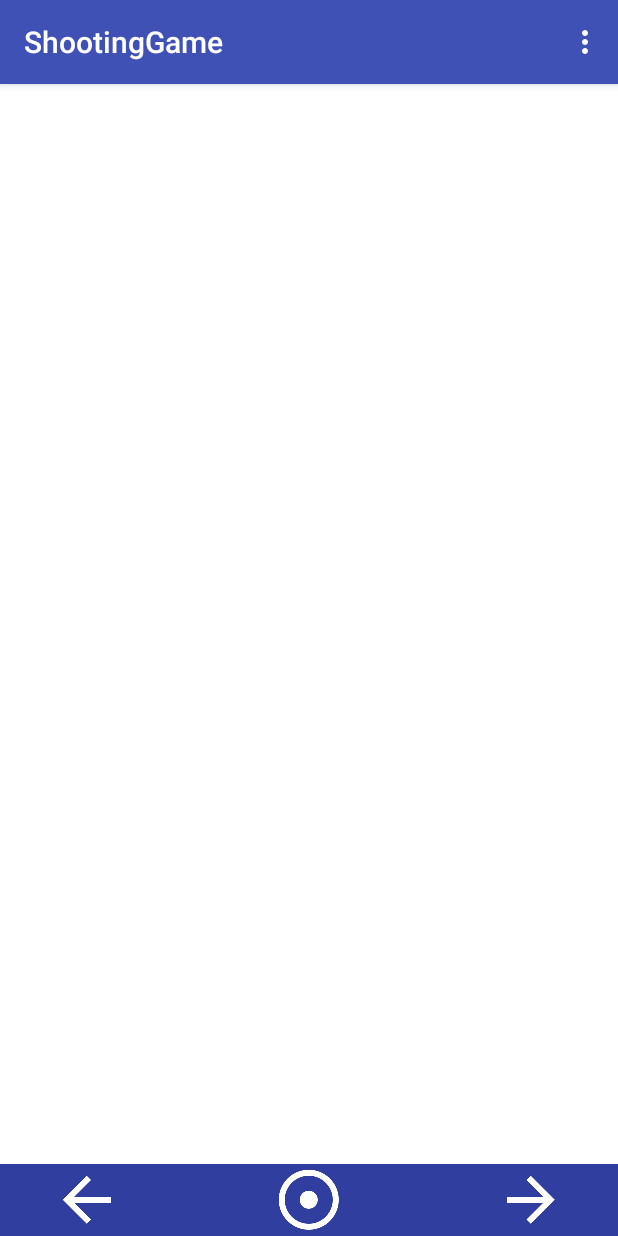
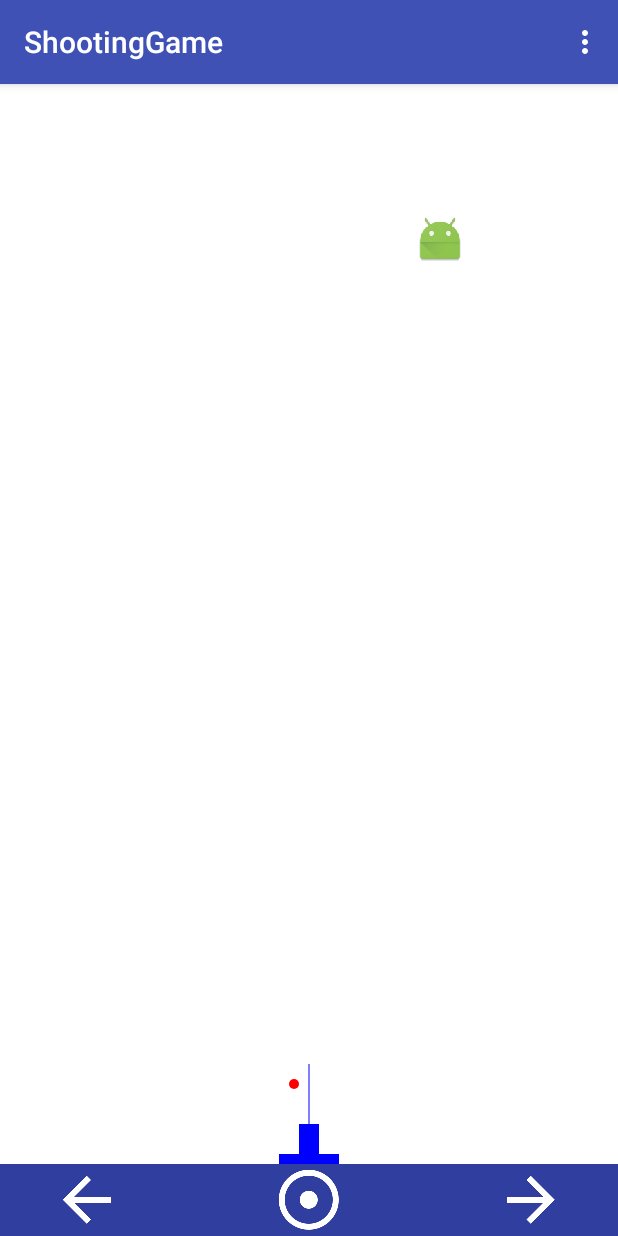
Before and after one commit to yipidee/comp107x, an Android app: the screen it shows after launch (ShootingGame), after a tap on an icon or button, on a phone screen of 412 x 824 dp. Run offline under Robolectric (Android 15) with nearby library versions, the phone set to English and light mode, and no system bars; 2 other taps on this screen came first.

Commit message:
complete W3 assignment

```diff
--- a/ShootingGame/app/src/main/java/hk/ust/cse/comp107x/shootinggame/DrawView.java
+++ b/ShootingGame/app/src/main/java/hk/ust/cse/comp107x/shootinggame/DrawView.java
@@ -83,19 +83,54 @@ public class DrawView extends View {
     public void drawGameBoard(Canvas canvas) {
         canvas.drawColor(Color.WHITE);     //if you want another background color
         // Draw the cannon
-        // TODO
+        cannon.draw(canvas);
 
         // Draw all the bullets
-        // TODO
+        for (int i = 0; i < bullets.size(); i++ ) {
+            if (bullets.get(i) != null) {
+                bullets.get(i).draw(canvas);
+
+                if (bullets.get(i).move() == false) {
+                    bullets.remove(i);
+                }
+            }
+        }
 
         // Draw all the explosions, at those locations where the bullet
         // hits the Android Guy
-        // TODO
+        for (int i = 0; i < explosions.size(); i++ ) {
+            if (explosions.get(i) != null) {
+                if (explosions.get(i).draw(canvas) == false) {
+                    explosions.remove(i);
+                }
+            }
+        }
 
         // If the Android Guy is falling, check to see if any of the bullets
         // hit the Guy. Draw the Android Guy
-        // TODO
+        if (androidGuy != null) {
+            androidGuy.draw(canvas);
 
+            RectF guyRect = androidGuy.getRect();
+
+            for (int i = 0; i < bullets.size(); i++ ) {
+
+                // The rectangle surrounding the Guy and Bullet intersect, then it's a collision
+                // Generate an explosion at that location and delete the Guy and bullet. Generate
+                // a new Android Guy to fall from the top.
+                if (RectF.intersects(guyRect, bullets.get(i).getRect())) {
+                    explosions.add(new Explosion(Color.RED,mContext, androidGuy.getX(), androidGuy.getY()));
+                    androidGuy.reset();
+                    bullets.remove(i);
+                    break;
+                }
+
+            }
+
+            if (androidGuy.move() == false) {
+                androidGuy = null;
+            }
+        }
     }
 
     // Move the cannon left or right
--- a/ShootingGame/app/src/main/res/layout/activity_shooting_game.xml
+++ b/ShootingGame/app/src/main/res/layout/activity_shooting_game.xml
@@ -1,55 +1,55 @@
 <RelativeLayout xmlns:android="http://schemas.android.com/apk/res/android"
-    xmlns:tools="http://schemas.android.com/tools" android:layout_width="match_parent"
+    xmlns:tools="http://schemas.android.com/tools"
+    android:layout_width="match_parent"
     android:layout_height="match_parent"
     tools:context=".MainActivity">
 
     <include
         android:id="@+id/tool_bar"
         layout="@layout/tool_bar"
-        android:elevation="5dp">
-    </include>
+        android:elevation="5dp"></include>
 
     <hk.ust.cse.comp107x.shootinggame.DrawView
+        android:id="@+id/drawView"
         android:layout_width="fill_parent"
         android:layout_height="fill_parent"
-        android:id="@+id/drawView"
         android:layout_above="@+id/control_buttons"
         android:layout_below="@+id/tool_bar" />
 
     <LinearLayout
-        android:orientation="horizontal"
         android:id="@+id/control_buttons"
         android:layout_width="match_parent"
         android:layout_height="wrap_content"
         android:layout_alignParentBottom="true"
+        android:layout_alignParentLeft="true"
+        android:layout_alignParentRight="true"
         android:layout_centerHorizontal="true"
+        android:background="@color/primary_dark"
         android:gravity="center_vertical|center_horizontal"
-        android:background="@color/primary_dark"
-        android:layout_alignParentLeft="true"
-        android:layout_alignParentRight="true">
+        android:orientation="horizontal">
 
         <ImageButton
+            android:id="@+id/moveLeftButton"
             android:layout_width="wrap_content"
             android:layout_height="wrap_content"
-            android:id="@+id/moveLeftButton"
-            android:src="@drawable/ic_arrow_back_white_48dp"
+            android:layout_marginRight="100dp"
             android:background="@null"
-            android:layout_marginRight="100dp" />
+            android:src="@drawable/ic_arrow_back_white_48dp" />
 
         <ImageButton
+            android:id="@+id/shootButton"
             android:layout_width="wrap_content"
             android:layout_height="wrap_content"
-            android:id="@+id/shootButton"
-            android:src="@drawable/ic_adjust_white_48dp"
-            android:background="@null" />
+            android:background="@null"
+            android:src="@drawable/ic_adjust_white_48dp" />
 
         <ImageButton
+            android:id="@+id/moveRightButton"
             android:layout_width="wrap_content"
             android:layout_height="wrap_content"
-            android:id="@+id/moveRightButton"
-            android:src="@drawable/ic_arrow_forward_white_48dp"
+            android:layout_marginLeft="100dp"
             android:background="@null"
-            android:layout_marginLeft="100dp" />
+            android:src="@drawable/ic_arrow_forward_white_48dp" />
     </LinearLayout>
 
 </RelativeLayout>
```
Also changed, not shown: 2 other files.
